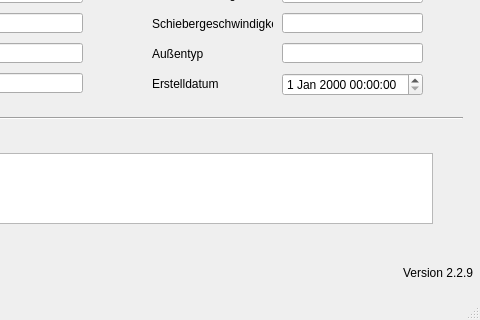
First picture: the form in qkan/database/templates/wehre.ui, repository hoettges/QKan, before the edit; both pictures show x 168 to 648 and y 147 to 467 of the 648 by 467 pixel window.
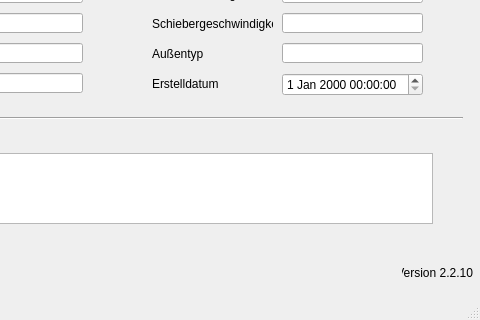
Second picture: the form after the edit. Custom widgets are drawn as their Qt base class.

Patch:
```diff
--- a/qkan/database/templates/wehre.ui
+++ b/qkan/database/templates/wehre.ui
@@ -375,7 +375,7 @@
      <string>Version QKan Import</string>
     </property>
     <property name="text">
-     <string>Version 2.2.9</string>
+     <string>Version 2.2.10</string>
     </property>
     <property name="alignment">
      <set>Qt::AlignRight|Qt::AlignTrailing|Qt::AlignVCenter</set>
```
